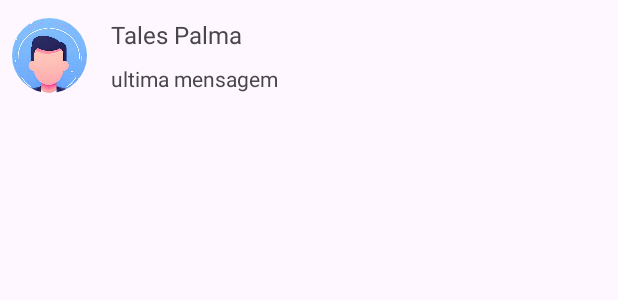
After one commit to TalesPalma/MenssageBase, an Android app: the layout item_menssage.xml on its own in the app's theme, with its tools: preview values and no code run, on a phone screen of 412 x 824 dp. The commit adds this screen. Shown: the top 300 px of the screen. Run offline under Robolectric (Android 15) with nearby library versions, the phone set to English and light mode, and no system bars.

Commit message:
project completed and all functionality inserted so far

```diff
--- a/app/src/main/java/com/talespalma/menssagebase/Adapters/ViewPageAdapter.kt
+++ b/app/src/main/java/com/talespalma/menssagebase/Adapters/ViewPageAdapter.kt
@@ -5,7 +5,7 @@ import androidx.fragment.app.FragmentManager
 import androidx.lifecycle.Lifecycle
 import androidx.viewpager2.adapter.FragmentStateAdapter
 import com.talespalma.menssagebase.fragments.ContactsFragments
-import com.talespalma.menssagebase.fragments.ConversationsFragments
+import com.talespalma.menssagebase.fragments.MenssageFragments
 
 class ViewPageAdapter(
      val list:List<String>,
@@ -20,7 +20,7 @@ class ViewPageAdapter(
     override fun createFragment(position: Int): Fragment {
         return when(position){
             1 -> ContactsFragments()
-            else->  ConversationsFragments()
+            else->  MenssageFragments()
         }
     }
 
--- a/app/src/main/java/com/talespalma/menssagebase/fragments/ConversationsFragments.kt
+++ /dev/null
@@ -1,6 +0,0 @@
-package com.talespalma.menssagebase.fragments
-
-import androidx.fragment.app.Fragment
-
-class ConversationsFragments : Fragment() {
-}
--- /dev/null
+++ b/app/src/main/res/layout/item_menssage.xml
@@ -0,0 +1,44 @@
+<?xml version="1.0" encoding="utf-8"?>
+<androidx.constraintlayout.widget.ConstraintLayout xmlns:android="http://schemas.android.com/apk/res/android"
+    xmlns:app="http://schemas.android.com/apk/res-auto"
+    xmlns:tools="http://schemas.android.com/tools"
+    android:id="@+id/contraintLayout"
+    android:layout_width="match_parent"
+    android:layout_height="wrap_content"
+    android:padding="8dp">
+
+    <com.google.android.material.imageview.ShapeableImageView
+        android:id="@+id/item_menssage_imageView"
+        android:layout_width="50dp"
+        android:layout_height="50dp"
+        android:layout_marginTop="4dp"
+        android:scaleType="centerCrop"
+        app:layout_constraintStart_toStartOf="parent"
+        app:layout_constraintTop_toTopOf="parent"
+        app:shapeAppearanceOverlay="@style/borderStyle"
+        app:srcCompat="@drawable/user_image" />
+
+    <TextView
+        android:id="@+id/item_menssage_textName"
+        android:layout_width="wrap_content"
+        android:layout_height="wrap_content"
+        android:layout_marginStart="16dp"
+        android:text="Tales Palma"
+        android:textSize="16sp"
+        app:layout_constraintBottom_toBottomOf="@+id/item_menssage_imageView"
+        app:layout_constraintStart_toEndOf="@+id/item_menssage_imageView"
+        app:layout_constraintTop_toTopOf="@+id/item_menssage_imageView"
+        app:layout_constraintVertical_bias="0.0" />
+
+    <TextView
+        android:id="@+id/item_menssage_LastMenssage"
+        android:layout_width="wrap_content"
+        android:layout_height="wrap_content"
+        android:layout_marginStart="16dp"
+        android:text="ultima mensagem"
+        android:textSize="14sp"
+        app:layout_constraintBottom_toBottomOf="@+id/item_menssage_imageView"
+        app:layout_constraintStart_toEndOf="@+id/item_menssage_imageView"
+        app:layout_constraintTop_toBottomOf="@+id/item_menssage_textName"
+        app:layout_constraintVertical_bias="1.0" />
+</androidx.constraintlayout.widget.ConstraintLayout>
```
Also changed, not shown: app/src/main/java/com/talespalma/menssagebase/Adapters/AdapterMenssages.kt (added, +64 -0 lines), app/src/main/java/com/talespalma/menssagebase/activitys/ChatActivity.kt (+70 -25 lines), app/src/main/java/com/talespalma/menssagebase/fragments/MenssageFragments.kt (added, +104 -0 lines), app/src/main/java/com/talespalma/menssagebase/model/Conversation.kt (added, +17 -0 lines), app/src/main/res/layout/fragment_menssage.xml (added, +18 -0 lines).
